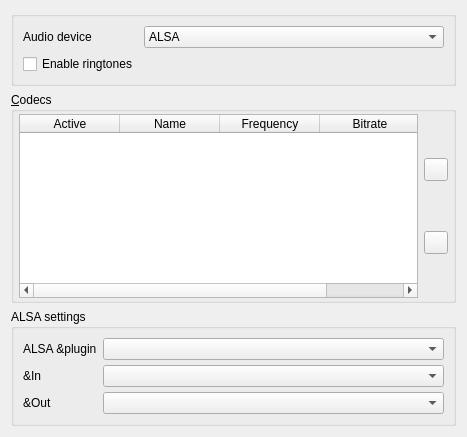
Before: the Qt Designer form src/conf/dlgaudiobase.ui in KDE/ring-kde, drawn with Qt 5.
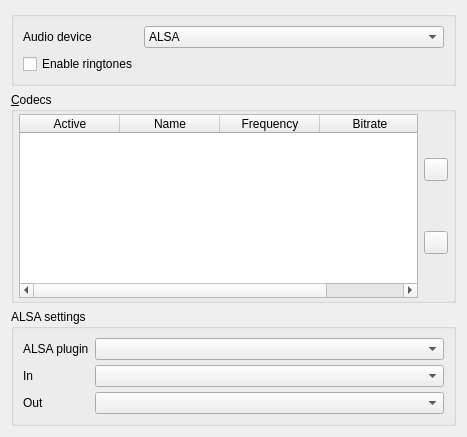
After: the same form once the commit is applied. Custom widgets are drawn as their Qt base class.

The edit to the form file:
```diff
--- a/src/conf/dlgaudiobase.ui
+++ b/src/conf/dlgaudiobase.ui
@@ -207,21 +207,30 @@
           <item row="3" column="0">
            <widget class="QLabel" name="label2_in">
             <property name="text">
-             <string>&amp;In</string>
+             <string>In</string>
+            </property>
+            <property name="buddy">
+             <cstring>kcfg_alsaInputDevice</cstring>
             </property>
            </widget>
           </item>
           <item row="5" column="0">
            <widget class="QLabel" name="label3_out">
             <property name="text">
-             <string>&amp;Out</string>
+             <string>Out</string>
+            </property>
+            <property name="buddy">
+             <cstring>kcfg_alsaOutputDevice</cstring>
             </property>
            </widget>
           </item>
           <item row="0" column="0">
            <widget class="QLabel" name="label1_alsaPugin">
             <property name="text">
-             <string>ALSA &amp;plugin</string>
+             <string>ALSA plugin</string>
+            </property>
+            <property name="buddy">
+             <cstring>box_alsaPlugin</cstring>
             </property>
            </widget>
           </item>
```
